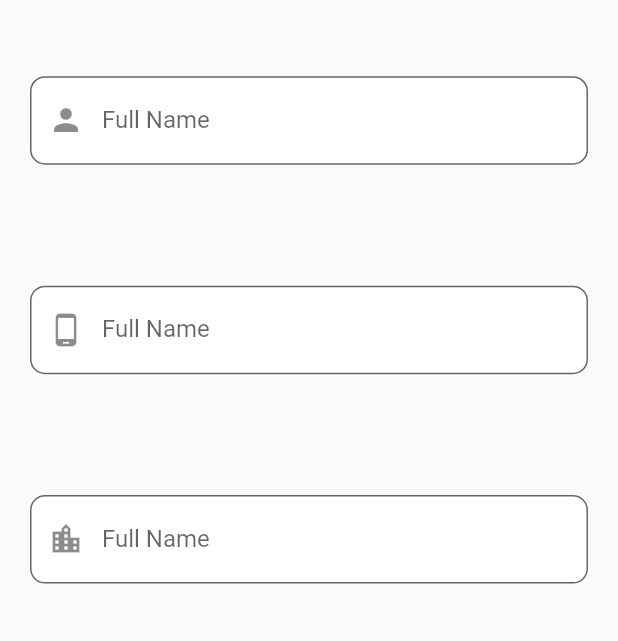
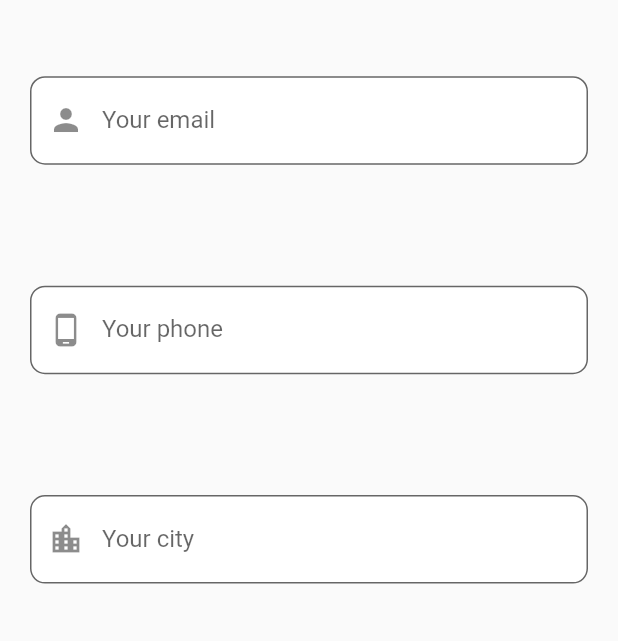
Before and after one commit to MuhammadHakiki/mission1_0206011810025_hakiki, a Flutter app: the Buy screen opened directly, on a phone screen of 412 x 824 dp. Shown: the part 337-978 px from the top of the screen. Run offline on Flutter 3.47's test engine with Material 2 defaults, Android fonts, the phone set to English and light mode, and no system bars.

Commit message:
mission2_0206011810025_hakiki

```diff
--- a/mission1_0206011810025_hakiki/lib/buy.dart
+++ b/mission1_0206011810025_hakiki/lib/buy.dart
@@ -75,11 +75,11 @@ class _BuyState extends State<Buy> {
                                 color: Colors.red,
                               ),
                               prefixIcon: Icon(Icons.person),
-                              prefixText: "Name : ",
+                              prefixText: "Email address : ",
                               prefixStyle: TextStyle(
                                   color: Colors.blue,
                                   fontWeight: FontWeight.w600),
-                              labelText: "Full Name",
+                              labelText: "Your email",
                               hintStyle: TextStyle(fontSize: 12),
                               border: OutlineInputBorder(
                                   borderRadius: BorderRadius.circular(10))),
@@ -109,7 +109,7 @@ class _BuyState extends State<Buy> {
                               prefixStyle: TextStyle(
                                   color: Colors.blue,
                                   fontWeight: FontWeight.w600),
-                              labelText: "Full Name",
+                              labelText: "Your phone",
                               hintStyle: TextStyle(fontSize: 12),
                               border: OutlineInputBorder(
                                   borderRadius: BorderRadius.circular(10))),
@@ -139,7 +139,7 @@ class _BuyState extends State<Buy> {
                               prefixStyle: TextStyle(
                                   color: Colors.blue,
                                   fontWeight: FontWeight.w600),
-                              labelText: "Full Name",
+                              labelText: "Your city",
                               hintStyle: TextStyle(fontSize: 12),
                               border: OutlineInputBorder(
                                   borderRadius: BorderRadius.circular(10))),
```
